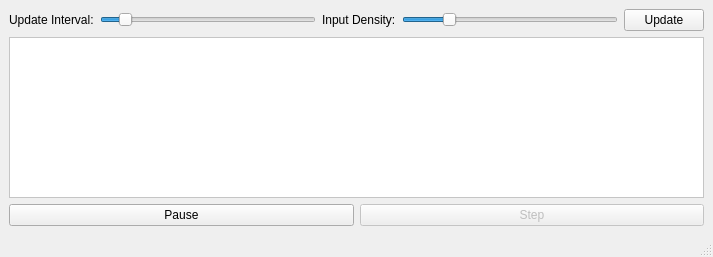
dutchgold92/TrafficSim, file mainwindow.ui: the form before one commit.
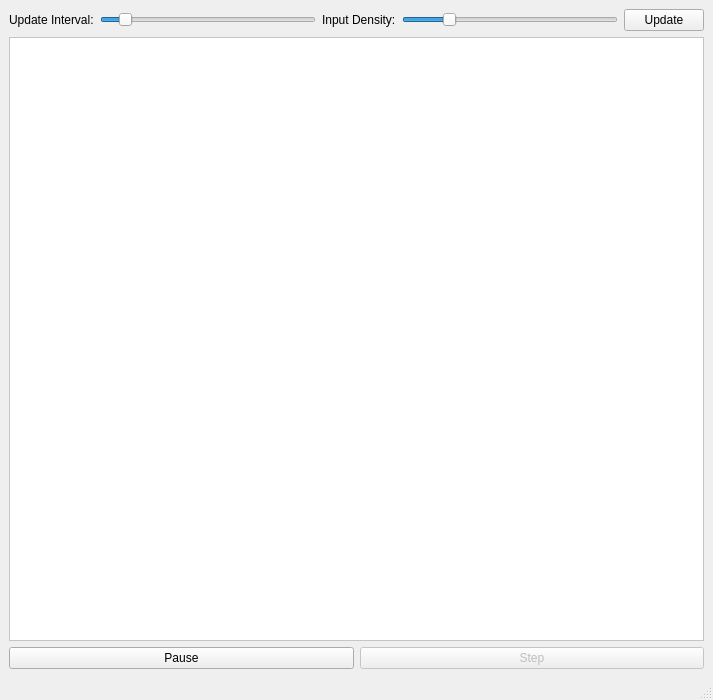
The form after the commit.

```diff
--- a/mainwindow.ui
+++ b/mainwindow.ui
@@ -10,7 +10,7 @@
     <x>0</x>
     <y>0</y>
     <width>713</width>
-    <height>257</height>
+    <height>700</height>
    </rect>
   </property>
   <property name="sizePolicy">
```
